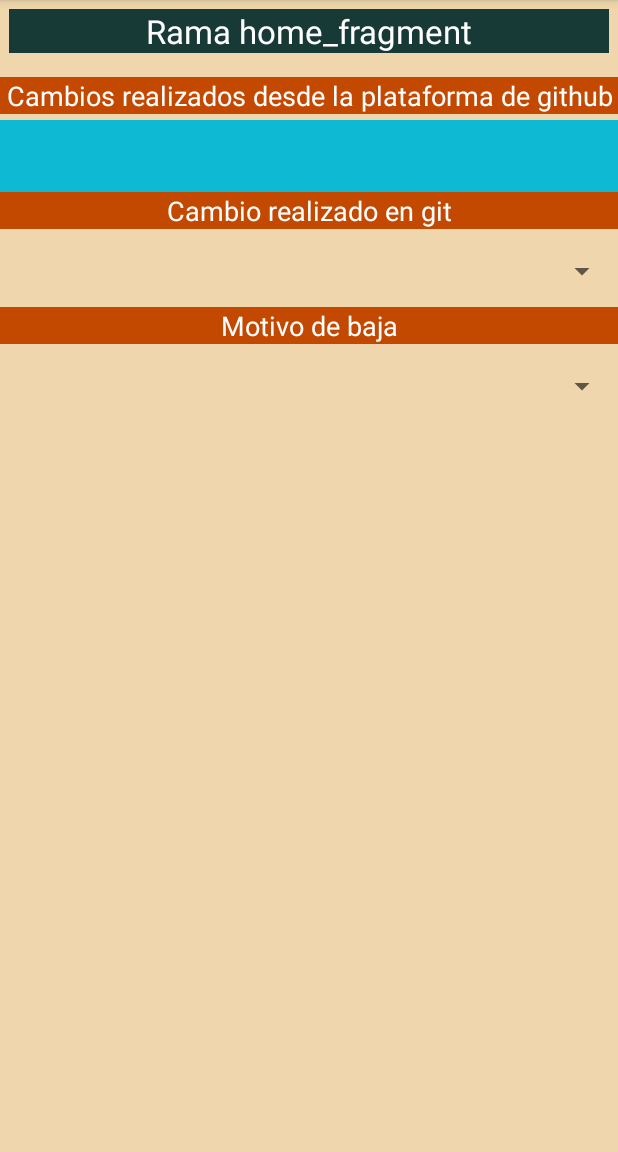
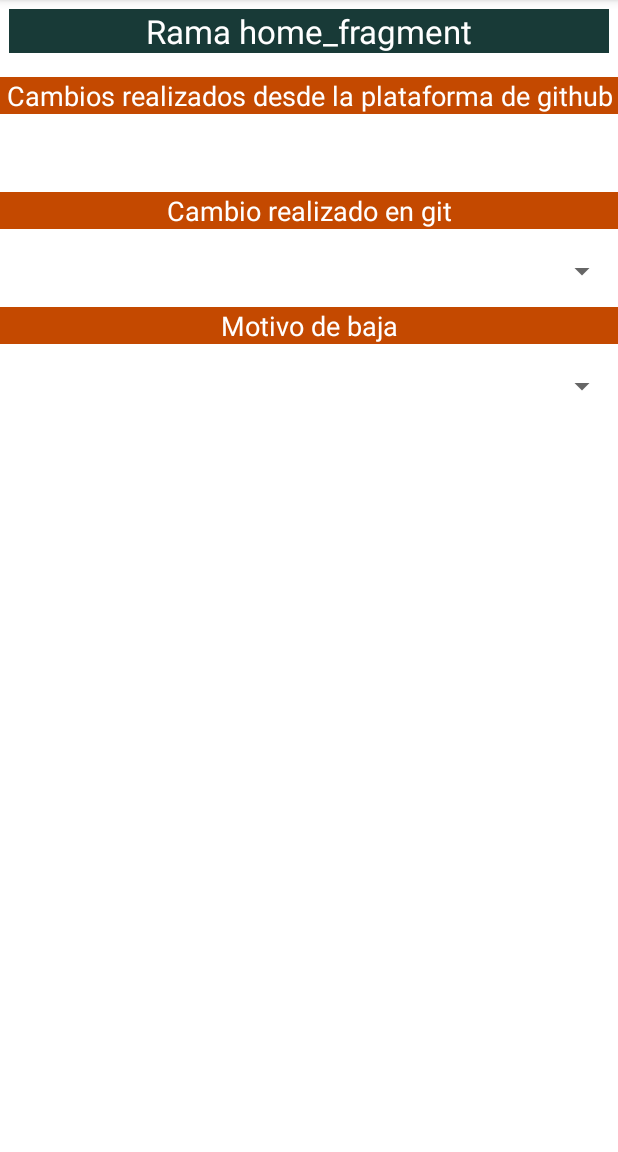
Before and after one commit to mhernandez-sys/App_ActCirculantes, an Android app: the fragment HomeFragment shown on its own in the app's theme, on a phone screen of 412 x 824 dp, the part 84-1236 px from its top. Run offline under Robolectric (Android 15) with nearby library versions, the phone set to English and light mode, and no system bars.

Commit message:
Octavo commit (se cambio el color de los backgrounds) [19/07/2024-9:55]

```diff
--- a/app/src/main/res/layout/fragment_home.xml
+++ b/app/src/main/res/layout/fragment_home.xml
@@ -1,12 +1,10 @@
 <?xml version="1.0" encoding="utf-8"?>
-<LinearLayout
-    xmlns:android="http://schemas.android.com/apk/res/android"
-    xmlns:app="http://schemas.android.com/apk/res-auto"
+<LinearLayout xmlns:android="http://schemas.android.com/apk/res/android"
     xmlns:tools="http://schemas.android.com/tools"
     android:layout_width="match_parent"
     android:layout_height="match_parent"
     tools:context=".ui.home.HomeFragment"
-    android:background="@color/terciario"
+    android:background="@color/white"
     android:orientation="vertical">
 
     <LinearLayout
@@ -43,7 +41,7 @@
             android:layout_height="wrap_content"
             android:layout_marginTop="4dp"
             android:minHeight="48dp"
-            android:background="@color/azulcielo"
+            android:background="@color/white"
             android:padding="@dimen/cuatro_dp" />
 
         <TextView
```
